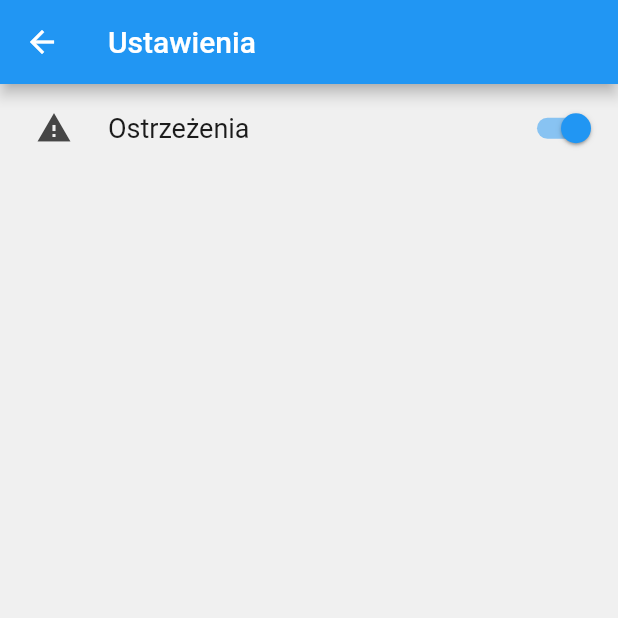
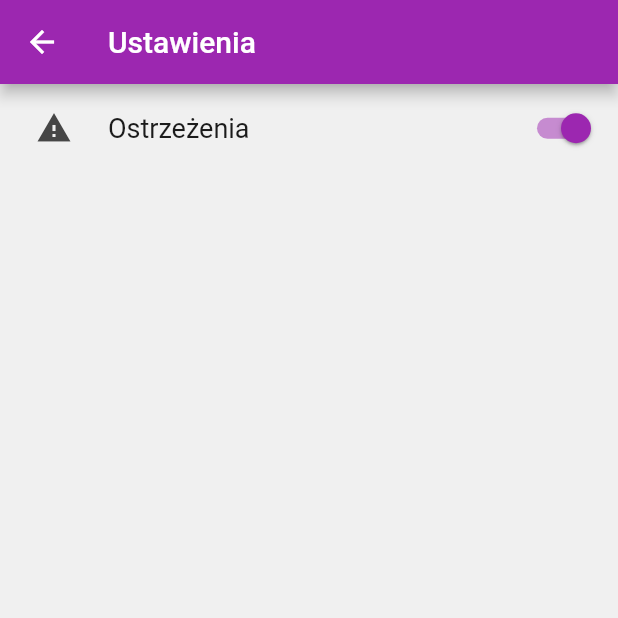
Before and after one commit to drzezga/nearly, a Flutter app: the screen it shows after launch, after a tap on the "settings" icon, on a phone screen of 412 x 824 dp, the top half of it. Run offline on Flutter 3.47's test engine with Material 2 defaults, Android fonts, the phone set to English and light mode, and no system bars; drawn by our look-alikes of settings_ui.

```diff
--- a/lib/home_page.dart
+++ b/lib/ui/home_page.dart
@@ -1,5 +1,5 @@
 import 'package:flutter/material.dart';
-import 'package:hackathon/settings_page.dart';
+import 'settings_page.dart';
 
 class HomePage extends StatefulWidget {
   const HomePage({super.key, required this.title});
--- a/lib/main.dart
+++ b/lib/ui/main.dart
@@ -24,7 +24,7 @@ class MyApp extends StatelessWidget {
         // or simply save your changes to "hot reload" in a Flutter IDE).
         // Notice that the counter didn't reset back to zero; the application
         // is not restarted.
-        primarySwatch: Colors.blue,
+        primarySwatch: Colors.purple,
       ),
       home: const HomePage(title: 'Flutter Demo Home Page'),
     );
--- a/pubspec.yaml
+++ b/pubspec.yaml
@@ -48,6 +48,7 @@ dev_dependencies:
   # package. See that file for information about deactivating specific lint
   # rules and activating additional ones.
   flutter_lints: ^2.0.0
+  flutter_bloc: ^8.1.1
 
 # For information on the generic Dart part of this file, see the
 # following page: https://dart.dev/tools/pub/pubspec
```
Also changed, not shown: lib/ui/settings_page.dart (renamed from lib/settings_page.dart), pubspec.lock, 1 other file.
